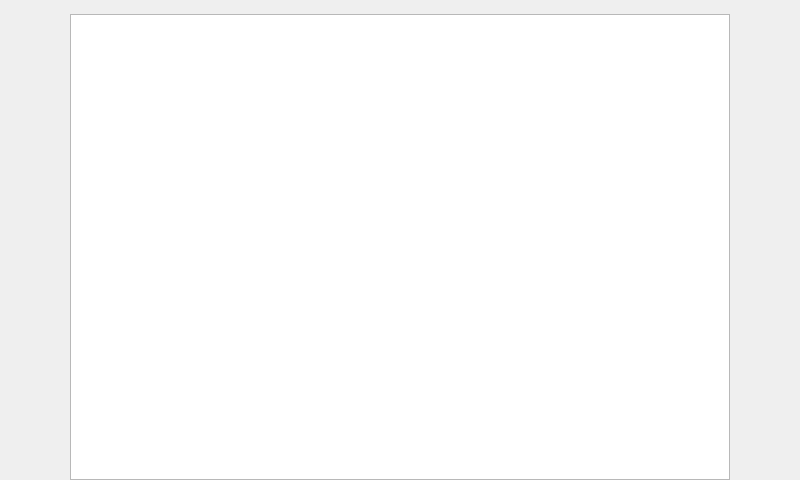
First picture: the form in src/ui/libraryform.ui, repository niktischenko/someplayer, before the edit.
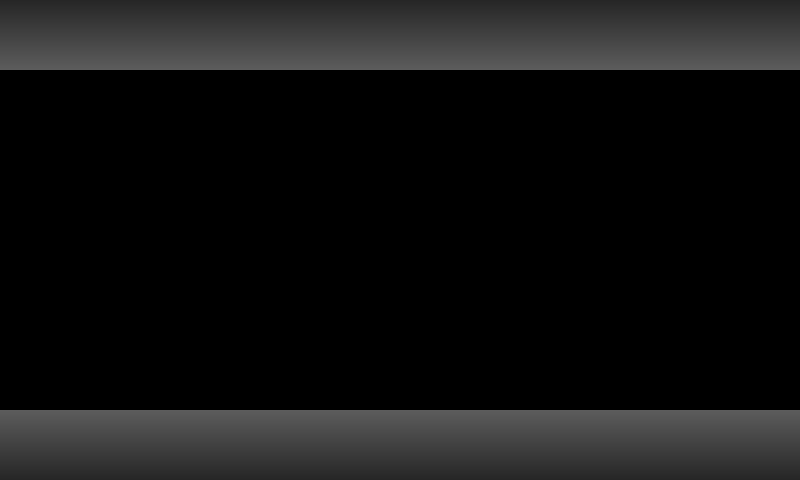
Second picture: the form after the edit. Icons and pictures are not drawn.

```diff
--- a/src/ui/libraryform.ui
+++ b/src/ui/libraryform.ui
@@ -50,6 +50,23 @@
   <property name="windowTitle">
    <string>Form</string>
   </property>
+  <layout class="QHBoxLayout" name="horizontalLayout_3">
+   <property name="spacing">
+    <number>0</number>
+   </property>
+   <property name="margin">
+    <number>0</number>
+   </property>
+   <item>
+    <layout class="QVBoxLayout" name="verticalLayout_2">
+     <property name="spacing">
+      <number>0</number>
+     </property>
+     <item>
+      <widget class="QWidget" name="topWidget" native="true">
+       <property name="styleSheet">
+        <string notr="true">background: qlineargradient(spread:pad, x1:0, y1:0, x2:0, y2:1, stop:0.00549451 rgba(38, 38, 38, 255), stop:0.994505 rgba(92, 92, 92, 255))</string>
+       </property>
   <layout class="QHBoxLayout" name="horizontalLayout">
    <property name="spacing">
     <number>0</number>
@@ -58,8 +75,6 @@
     <number>0</number>
    </property>
    <item>
-    <layout class="QVBoxLayout" name="verticalLayout">
-     <item>
       <widget class="QPushButton" name="backButton">
        <property name="sizePolicy">
         <sizepolicy hsizetype="Fixed" vsizetype="Fixed">
@@ -92,36 +107,20 @@
       </widget>
      </item>
      <item>
-      <widget class="QPushButton" name="selectAllButton">
-       <property name="sizePolicy">
-        <sizepolicy hsizetype="Fixed" vsizetype="Fixed">
-         <horstretch>0</horstretch>
-         <verstretch>0</verstretch>
-        </sizepolicy>
-       </property>
-       <property name="minimumSize">
-        <size>
-         <width>70</width>
-         <height>70</height>
-        </size>
-       </property>
-       <property name="maximumSize">
+         <spacer name="horizontalSpacer">
+          <property name="orientation">
+           <enum>Qt::Horizontal</enum>
+          </property>
+          <property name="sizeType">
+           <enum>QSizePolicy::Expanding</enum>
+          </property>
+          <property name="sizeHint" stdset="0">
         <size>
-         <width>70</width>
-         <height>70</height>
-        </size>
-       </property>
-       <property name="text">
-        <string/>
-       </property>
-       <property name="icon">
-        <iconset resource="../../resources/resources.qrc">
-         <normaloff>:/icons/white/select_all.png</normaloff>:/icons/white/select_all.png</iconset>
-       </property>
-       <property name="flat">
-        <bool>true</bool>
-       </property>
-      </widget>
+            <width>40</width>
+            <height>20</height>
+           </size>
+          </property>
+         </spacer>
      </item>
      <item>
       <widget class="QPushButton" name="addButton">
@@ -155,6 +154,19 @@
        </property>
       </widget>
      </item>
+        <item>
+         <spacer name="horizontalSpacer_2">
+          <property name="orientation">
+           <enum>Qt::Horizontal</enum>
+          </property>
+          <property name="sizeHint" stdset="0">
+           <size>
+            <width>40</width>
+            <height>20</height>
+           </size>
+          </property>
+         </spacer>
+        </item>
      <item>
       <widget class="QPushButton" name="deleteButton">
        <property name="minimumSize">
@@ -181,6 +193,19 @@
        </property>
       </widget>
      </item>
+        <item>
+         <spacer name="horizontalSpacer_3">
+          <property name="orientation">
+           <enum>Qt::Horizontal</enum>
+          </property>
+          <property name="sizeHint" stdset="0">
+           <size>
+            <width>40</width>
+            <height>20</height>
+           </size>
+          </property>
+         </spacer>
+        </item>
      <item>
       <widget class="QPushButton" name="useButton">
        <property name="sizePolicy">
@@ -214,20 +239,20 @@
       </widget>
      </item>
      <item>
-      <spacer name="verticalSpacer_3">
+         <spacer name="thorizontalSpacer_0">
        <property name="orientation">
-        <enum>Qt::Vertical</enum>
+           <enum>Qt::Horizontal</enum>
        </property>
        <property name="sizeHint" stdset="0">
         <size>
-         <width>20</width>
-         <height>40</height>
+            <width>40</width>
+            <height>20</height>
         </size>
        </property>
       </spacer>
      </item>
      <item>
-      <widget class="QPushButton" name="playerButton">
+         <widget class="QPushButton" name="selectAllButton">
        <property name="sizePolicy">
         <sizepolicy hsizetype="Fixed" vsizetype="Fixed">
          <horstretch>0</horstretch>
@@ -251,7 +276,52 @@
        </property>
        <property name="icon">
         <iconset resource="../../resources/resources.qrc">
-         <normaloff>:/icons/white/player.png</normaloff>:/icons/white/player.png</iconset>
+            <normaloff>:/icons/white/select_all.png</normaloff>:/icons/white/select_all.png</iconset>
+          </property>
+          <property name="flat">
+           <bool>true</bool>
+          </property>
+         </widget>
+        </item>
+        <item>
+         <spacer name="horizontalSpacer_5">
+          <property name="orientation">
+           <enum>Qt::Horizontal</enum>
+          </property>
+          <property name="sizeHint" stdset="0">
+           <size>
+            <width>40</width>
+            <height>20</height>
+           </size>
+          </property>
+         </spacer>
+        </item>
+        <item>
+         <widget class="QPushButton" name="moreButton">
+          <property name="sizePolicy">
+           <sizepolicy hsizetype="Fixed" vsizetype="Fixed">
+            <horstretch>0</horstretch>
+            <verstretch>0</verstretch>
+           </sizepolicy>
+          </property>
+          <property name="minimumSize">
+           <size>
+            <width>70</width>
+            <height>70</height>
+           </size>
+          </property>
+          <property name="maximumSize">
+           <size>
+            <width>70</width>
+            <height>70</height>
+           </size>
+          </property>
+          <property name="text">
+           <string/>
+          </property>
+          <property name="icon">
+           <iconset resource="../../resources/resources.qrc">
+            <normaloff>:/icons/white/more.png</normaloff>:/icons/white/more.png</iconset>
        </property>
        <property name="flat">
         <bool>true</bool>
@@ -259,17 +329,20 @@
       </widget>
      </item>
     </layout>
+      </widget>
    </item>
    <item>
-    <layout class="QVBoxLayout" name="verticalLayout_3">
-     <property name="spacing">
-      <number>0</number>
-     </property>
+      <layout class="QVBoxLayout" name="toolsLayout"/>
+     </item>
      <item>
       <widget class="QLabel" name="listLabel">
        <property name="enabled">
         <bool>false</bool>
        </property>
+       <property name="styleSheet">
+        <string notr="true">background: black;
+color: white;</string>
+       </property>
        <property name="text">
         <string/>
        </property>
@@ -283,27 +356,93 @@
      </item>
      <item>
       <widget class="QListView" name="listView">
+       <property name="styleSheet">
+        <string notr="true">QListView {
+background: black;
+color: white;
+}
+QListView::item:selected {
+background: qlineargradient(spread:reflect, x1:1, y1:0.5, x2:1, y2:0, stop:0 rgba(38, 38, 38, 255), stop:1 rgba(92, 92, 92, 255));
+color: white;
+}</string>
+       </property>
+       <property name="horizontalScrollBarPolicy">
+        <enum>Qt::ScrollBarAlwaysOff</enum>
+       </property>
        <property name="editTriggers">
         <set>QAbstractItemView::NoEditTriggers</set>
        </property>
        <property name="selectionMode">
         <enum>QAbstractItemView::MultiSelection</enum>
        </property>
-       <property name="isWrapping" stdset="0">
-        <bool>false</bool>
+       <property name="selectionBehavior">
+        <enum>QAbstractItemView::SelectRows</enum>
        </property>
+       <property name="modelColumn">
+        <number>0</number>
+       </property>
+       <property name="uniformItemSizes">
+        <bool>true</bool>
+       </property>
+      </widget>
+     </item>
+     <item>
+      <widget class="QWidget" name="bottomWidget" native="true">
+       <property name="styleSheet">
+        <string notr="true">background: qlineargradient(spread:pad, x1:0, y1:1, x2:0, y2:0, stop:0.00549451 rgba(38, 38, 38, 255), stop:0.994505 rgba(92, 92, 92, 255))</string>
+       </property>
+       <layout class="QHBoxLayout" name="horizontalLayout_2">
        <property name="spacing">
-        <number>1</number>
-       </property>
-       <property name="selectionRectVisible">
-        <bool>false</bool>
+         <number>0</number>
+        </property>
+        <property name="margin">
+         <number>0</number>
+        </property>
+        <item>
+         <widget class="QPushButton" name="playerButton">
+          <property name="sizePolicy">
+           <sizepolicy hsizetype="Fixed" vsizetype="Fixed">
+            <horstretch>0</horstretch>
+            <verstretch>0</verstretch>
+           </sizepolicy>
+          </property>
+          <property name="minimumSize">
+           <size>
+            <width>70</width>
+            <height>70</height>
+           </size>
+          </property>
+          <property name="maximumSize">
+           <size>
+            <width>70</width>
+            <height>70</height>
+           </size>
+          </property>
+          <property name="text">
+           <string/>
+          </property>
+          <property name="icon">
+           <iconset resource="../../resources/resources.qrc">
+            <normaloff>:/icons/white/player.png</normaloff>:/icons/white/player.png</iconset>
+          </property>
+          <property name="flat">
+           <bool>true</bool>
        </property>
       </widget>
      </item>
-    </layout>
-   </item>
    <item>
-    <layout class="QVBoxLayout" name="verticalLayout_2">
+         <spacer name="bhorizontalSpacer_0">
+          <property name="orientation">
+           <enum>Qt::Horizontal</enum>
+          </property>
+          <property name="sizeHint" stdset="0">
+           <size>
+            <width>40</width>
+            <height>20</height>
+           </size>
+          </property>
+         </spacer>
+        </item>
      <item>
       <widget class="QPushButton" name="viewButton">
        <property name="sizePolicy">
@@ -337,14 +476,14 @@
       </widget>
      </item>
      <item>
-      <spacer name="verticalSpacer">
+         <spacer name="bhorizontalSpacer_1">
        <property name="orientation">
-        <enum>Qt::Vertical</enum>
+           <enum>Qt::Horizontal</enum>
        </property>
        <property name="sizeHint" stdset="0">
         <size>
-         <width>20</width>
-         <height>40</height>
+            <width>40</width>
+            <height>20</height>
         </size>
        </property>
       </spacer>
@@ -382,14 +521,14 @@
       </widget>
      </item>
      <item>
-      <spacer name="verticalSpacer_2">
+         <spacer name="horizontalSpacer_4">
        <property name="orientation">
-        <enum>Qt::Vertical</enum>
+           <enum>Qt::Horizontal</enum>
        </property>
        <property name="sizeHint" stdset="0">
         <size>
-         <width>20</width>
-         <height>40</height>
+            <width>40</width>
+            <height>20</height>
         </size>
        </property>
       </spacer>
@@ -418,6 +557,9 @@
        <property name="flat">
         <bool>true</bool>
        </property>
+         </widget>
+        </item>
+       </layout>
       </widget>
      </item>
     </layout>
```
Left out of the diff: 3 changed lines with no effect on the pictures. Lines whose indentation alone changed are shown as unchanged.
